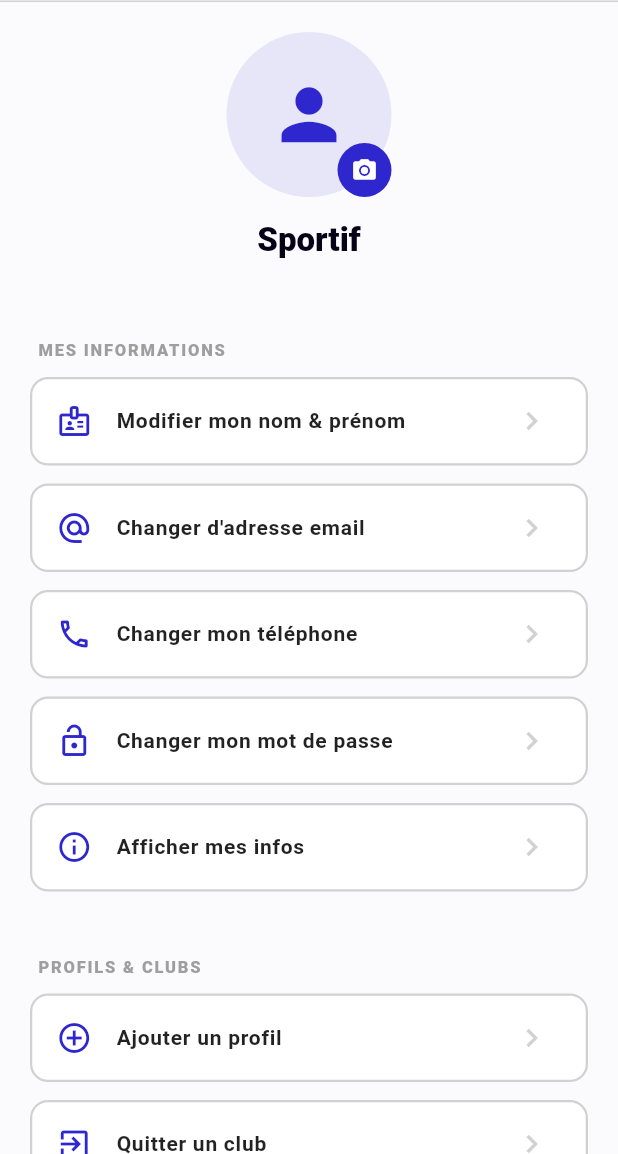
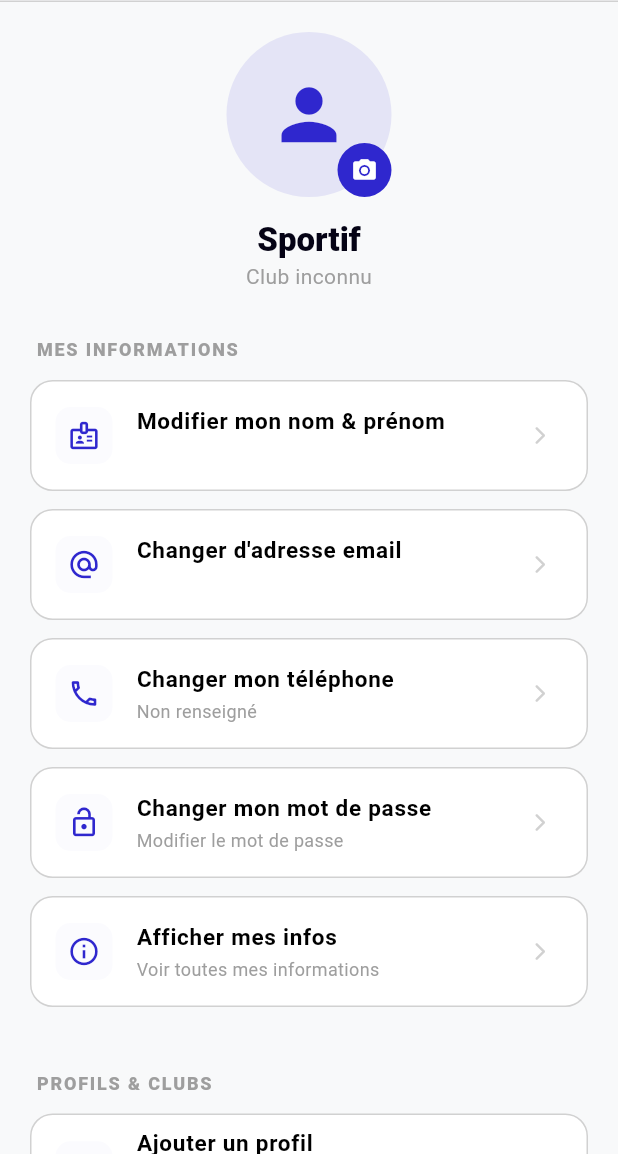
Before and after one commit to matc78/viro_team, a Flutter app: the PlayerProfilPage screen opened directly, on a phone screen of 412 x 824 dp, the part 82-1236 px from its top. Run offline on Flutter 3.47's test engine with Material 3 defaults, Android fonts, the light colour scheme and no system bars; our stand-ins replace cached_network_image, cloud_firestore, connectivity_plus, firebase_auth, firebase_core, firebase_crashlytics and 6 more; accounts and stored records are empty; network calls fail.

Commit message:
add settings pour déploiement

```diff
--- a/lib/pages/player_pages/player_profil_page.dart
+++ b/lib/pages/player_pages/player_profil_page.dart
@@ -13,6 +13,8 @@ import '../../widget/viro_loader.dart';
 import '../../utils/app_logger.dart';
 import '../auth_page.dart';
 import '../add_profile_page.dart';
+import '../notification_settings_page.dart';
+import '../../services/notification_preferences_service.dart';
 import '../onboarding_page.dart';
 import 'player_home_page.dart';
 
@@ -50,8 +52,6 @@ class _PlayerProfilPageState extends State<PlayerProfilPage> {
         final rawLast = data?['lastName'] as String? ?? "";
         final displayFirst = _formatFirst(rawFirst);
         final displayLast = _formatLast(rawLast);
-
-        final String? clubName = data?['clubName'] as String?;
 
         // Construire la liste de tous les clubIds depuis roles
         final roles = data?['roles'] as Map<String, dynamic>? ?? {};
@@ -100,6 +100,7 @@ class _PlayerProfilPageState extends State<PlayerProfilPage> {
         final email = data?['email'] as String? ?? user.email ?? "";
 
         return Scaffold(
+          backgroundColor: const Color(0xFFF8F9FA),
           appBar: AppBar(
             title: const Text("Mon Profil"),
             centerTitle: false,
@@ -114,15 +115,19 @@ class _PlayerProfilPageState extends State<PlayerProfilPage> {
             padding: const EdgeInsets.all(20.0),
             child: Column(
               children: [
-                FutureBuilder<List<String>>(
+                FutureBuilder<({List<String> logos, List<String> names})>(
                   future: clubIds.isNotEmpty
-                      ? _fetchClubLogos(clubIds)
-                      : Future.value([]),
+                      ? _fetchClubInfos(clubIds)
+                      : Future.value((logos: <String>[], names: <String>[])),
                   builder: (context, snap) {
-                    final logos = snap.data ?? [];
+                    final logos = snap.data?.logos ?? [];
+                    final names = snap.data?.names ?? [];
+                    final clubNamesText = names.isNotEmpty
+                        ? names.join(', ')
+                        : null;
                     return _buildHeader(
                       "$displayFirst $displayLast",
-                      clubName,
+                      clubNamesText,
                       logos,
                       avatarUrl,
                     );
@@ -130,63 +135,84 @@ class _PlayerProfilPageState extends State<PlayerProfilPage> {
                 ),
                 const SizedBox(height: 30),
                 _buildSectionHeader("MES INFORMATIONS"),
-                _buildActionTile(
-                  Icons.badge_outlined,
-                  "Modifier mon nom & prénom",
-                  () => _editName(rawFirst, rawLast),
+                _buildMenuCard(
+                  icon: Icons.badge_outlined,
+                  title: "Modifier mon nom & prénom",
+                  subtitle: "$displayFirst $displayLast",
+                  onTap: () => _editName(rawFirst, rawLast),
                 ),
-                _buildActionTile(
-                  Icons.alternate_email,
-                  "Changer d'adresse email",
-                  () => _changeEmail(email),
+                _buildMenuCard(
+                  icon: Icons.alternate_email,
+                  title: "Changer d'adresse email",
+                  subtitle: email,
+                  onTap: () => _changeEmail(email),
                 ),
-                _buildActionTile(
-                  Icons.phone_outlined,
-                  "Changer mon téléphone",
-                  () => _changePhone(data?['phone'] as String? ?? ""),
+                _buildMenuCard(
+                  icon: Icons.phone_outlined,
+                  title: "Changer mon téléphone",
+                  subtitle: (data?['phone'] as String?)?.trim().isNotEmpty == true
+                      ? (data?['phone'] as String?)
+                      : "Non renseigné",
+                  onTap: () => _changePhone(data?['phone'] as String? ?? ""),
                 ),
-                _buildActionTile(
-                  Icons.lock_open_outlined,
-                  "Changer mon mot de passe",
-                  _changePassword,
+                _buildMenuCard(
+                  icon: Icons.lock_open_outlined,
+                  title: "Changer mon mot de passe",
+                  subtitle: "Modifier le mot de passe",
+                  onTap: _changePassword,
                 ),
-                _buildActionTile(
-                  Icons.info_outline,
-                  "Afficher mes infos",
-                  () => _showInfoDialog(data ?? {}, user),
+                _buildMenuCard(
+                  icon: Icons.info_outline,
+                  title: "Afficher mes infos",
+                  subtitle: "Voir toutes mes informations",
+                  onTap: () => _showInfoDialog(data ?? {}, user),
                 ),
                 const SizedBox(height: 30),
 
                 _buildSectionHeader("PROFILS & CLUBS"),
-                _buildActionTile(
-                  Icons.add_circle_outline,
-                  "Ajouter un profil",
-                  () => Navigator.push(
+                _buildMenuCard(
+                  icon: Icons.add_circle_outline,
+                  title: "Ajouter un profil",
+                  subtitle: "Création d'un compte joueur/coach ou d'un nouveau club",
+                  onTap: () => Navigator.push(
                     context,
                     MaterialPageRoute(builder: (_) => const AddProfilePage()),
                   ),
                 ),
-                _buildActionTile(
-                  Icons.exit_to_app,
-                  "Quitter un club",
-                  () => _showLeaveClubDialog(context, data ?? {}, user.uid),
+                _buildMenuCard(
+                  icon: Icons.exit_to_app,
+                  title: "Quitter un club",
+                  subtitle: "Choisir un club à quitter",
+                  onTap: () => _showLeaveClubDialog(context, data ?? {}, user.uid),
                 ),
                 const SizedBox(height: 30),
 
-                _buildSectionHeader("COMPTE & SÉCURITÉ"),
-                _buildActionTile(
-                  Icons.logout_rounded,
-                  "Se déconnecter",
-                  () => _showLogoutDialog(context),
-                  isDestructive: true,
+                _buildSectionHeader("PARAMÈTRES DU COMPTE"),
+                _buildMenuCard(
+                  icon: Icons.notifications_active_outlined,
+                  title: "Notifications",
+                  subtitle: "Activer ou désactiver certaines notifications",
+                  onTap: () {
+                    Navigator.push(
+                      context,
+                      MaterialPageRoute<void>(
+                        builder: (_) => NotificationSettingsPage(
+                          types: kNotificationTypesPlayer,
+                        ),
+                      ),
+                    );
+                  },
                 ),
-                _buildActionTile(
-                  Icons.delete_forever_outlined,
-                  "Supprimer mon compte",
-                  () => _showDeleteDialog(context),
-                  isDestructive: true,
+                const SizedBox(height: 24),
+
+                _buildSectionHeader("PARAMÈTRES AVANCÉS"),
+                _buildMenuCard(
+                  icon: Icons.settings_applications_outlined,
+                  title: "Paramètres avancés",
+                  subtitle: "Déconnexion et suppression du compte",
+                  onTap: () => _showAdvancedSettings(context),
                 ),
-                const SizedBox(height: 40),
+                const SizedBox(height: 20),
               ],
             ),
           ),
@@ -327,11 +353,11 @@ class _PlayerProfilPageState extends State<PlayerProfilPage> {
     return Align(
       alignment: Alignment.centerLeft,
       child: Padding(
-        padding: const EdgeInsets.only(bottom: 10, left: 5),
+        padding: const EdgeInsets.only(left: 4, bottom: 12),
         child: Text(
           title,
           style: const TextStyle(
-            fontSize: 11,
+            fontSize: 12,
             fontWeight: FontWeight.w900,
             color: Colors.grey,
             letterSpacing: 1.2,
@@ -341,32 +367,42 @@ class _PlayerProfilPageState extends State<PlayerProfilPage> {
     );
   }
 
-  Widget _buildActionTile(
-    IconData icon,
-    String title,
-    VoidCallback onTap, {
-    bool isDestructive = false,
+  Widget _buildMenuCard({
+    required IconData icon,
+    required String title,
+    String? subtitle,
+    required VoidCallback onTap,
   }) {
-    Color color = isDestructive ? Colors.redAccent : ViroColors.primary;
     return Container(
       margin: const EdgeInsets.only(bottom: 12),
       decoration: BoxDecoration(
         color: Colors.white,
-        borderRadius: BorderRadius.circular(12),
-        border: Border.all(color: ViroColors.borderColor, width: 1.5),
+        borderRadius: BorderRadius.circular(15),
+        border: Border.all(color: ViroColors.borderColor),
       ),
       child: ListTile(
-        leading: Icon(icon, color: color),
+        shape: RoundedRectangleBorder(borderRadius: BorderRadius.circular(15)),
+        leading: Container(
+          padding: const EdgeInsets.all(8),
+          decoration: BoxDecoration(
+            color: ViroColors.background,
+            borderRadius: BorderRadius.circular(10),
+          ),
+          child: Icon(icon, color: ViroColors.primary, size: 22),
+        ),
         title: Text(
           title,
-          style: TextStyle(
-            fontWeight: FontWeight.w600,
-            fontSize: 14,
-            color: isDestructive ? Colors.redAccent : Colors.black87,
-          ),
+          style: const TextStyle(fontWeight: FontWeight.bold, fontSize: 15),
         ),
+        subtitle: subtitle != null
+            ? Text(
+                subtitle,
+                style: const TextStyle(fontSize: 12, color: Colors.grey),
+              )
+            : null,
         trailing: const Icon(
-          Icons.chevron_right,
+          Icons.arrow_forward_ios_rounded,
+          size: 14,
           color: ViroColors.borderColor,
         ),
         onTap: _isSaving ? null : onTap,
@@ -619,6 +655,50 @@ class _PlayerProfilPageState extends State<PlayerProfilPage> {
             child: const Text("Enregistrer"),
           ),
         ],
+      ),
+    );
+  }
+
+  void _showAdvancedSettings(BuildContext context) {
+    showModalBottomSheet<void>(
+      context: context,
+      shape: const RoundedRectangleBorder(
+        borderRadius: BorderRadius.vertical(top: Radius.circular(20)),
+      ),
+      builder: (ctx) => SafeArea(
+        child: Padding(
+          padding: const EdgeInsets.all(16.0),
+          child: Column(
+            mainAxisSize: MainAxisSize.min,
+            crossAxisAlignment: CrossAxisAlignment.start,
+            children: [
+              const Text(
+                "Paramètres avancés",
+                style: TextStyle(fontSize: 16, fontWeight: FontWeight.bold),
+              ),
+              const SizedBox(height: 12),
+              ListTile(
+                leading: const Icon(Icons.logout, color: Colors.redAccent),
+                title: const Text("Se déconnecter"),
+                onTap: () {
+                  Navigator.pop(ctx);
+                  _showLogoutDialog(context);
+                },
+              ),
+              ListTile(
+                leading: const Icon(
+                  Icons.delete_forever_outlined,
+                  color: Colors.red,
+                ),
+                title: const Text("Supprimer mon compte"),
+                onTap: () {
+                  Navigator.pop(ctx);
+                  _showDeleteDialog(context);
+                },
+              ),
+            ],
+          ),
+        ),
       ),
     );
   }
@@ -1397,17 +1477,24 @@ class _PlayerProfilPageState extends State<PlayerProfilPage> {
 
   String _formatLast(String value) => value.toUpperCase();
 
-  Future<List<String>> _fetchClubLogos(List<String> clubIds) async {
+  /// Récupère les logos et noms des clubs (une seule lecture Firestore par club).
+  Future<({List<String> logos, List<String> names})> _fetchClubInfos(
+    List<String> clubIds,
+  ) async {
     final logos = <String>[];
+    final names = <String>[];
     for (final id in clubIds) {
       final doc = await FirebaseFirestore.instance
           .collection(FirebaseCollections.clubs)
           .doc(id)
           .get();
-      final url = doc.data()?['logoUrl'] as String?;
+      final data = doc.data();
+      final url = data?['logoUrl'] as String?;
+      final name = (data?['name'] as String?)?.trim();
       if (url != null && url.isNotEmpty) logos.add(url);
+      names.add(name != null && name.isNotEmpty ? name : 'Club inconnu');
     }
-    return logos;
+    return (logos: logos, names: names);
   }
 
   Future<void> _pickAvatar() async {
```
Also changed, not shown: lib/pages/admin_coach_pages/admin_profil_page.dart (+13 -2 lines), lib/pages/notification_settings_page.dart (added, +245 -0 lines), lib/services/notification_preferences_service.dart (added, +143 -0 lines), 6 other files.
